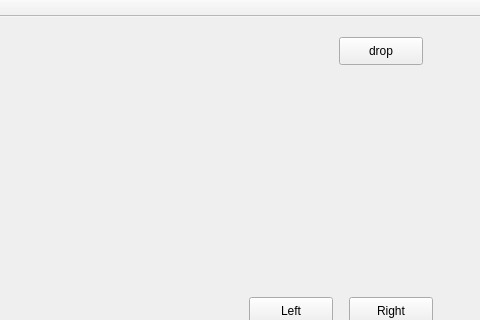
The window that student/13/tetris/mainwindow.ui (Kataya42/OHJ_2) describes before a commit, drawn with Qt 5; both pictures show x 221 to 701 and y 0 to 320 of the 701 by 691 pixel window.
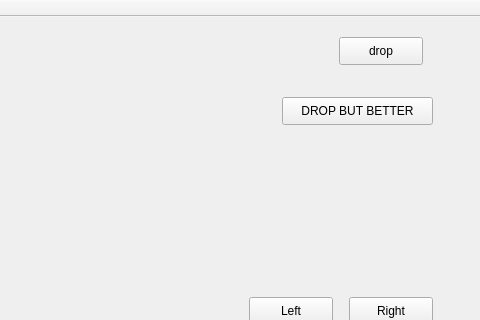
The same window after the commit.

Commit message: Added a simple 4 tile tetromino constructor, changed previous methods to handle vector of blocks instead of a sigular block.

What changed in the file:
```diff
--- a/student/13/tetris/mainwindow.ui
+++ b/student/13/tetris/mainwindow.ui
@@ -76,6 +76,19 @@
      <string>Left</string>
     </property>
    </widget>
+   <widget class="QPushButton" name="pushButton">
+    <property name="geometry">
+     <rect>
+      <x>503</x>
+      <y>80</y>
+      <width>151</width>
+      <height>28</height>
+     </rect>
+    </property>
+    <property name="text">
+     <string>DROP BUT BETTER</string>
+    </property>
+   </widget>
   </widget>
   <widget class="QMenuBar" name="menuBar">
    <property name="geometry">
```
The commit also changes 2 other files.
